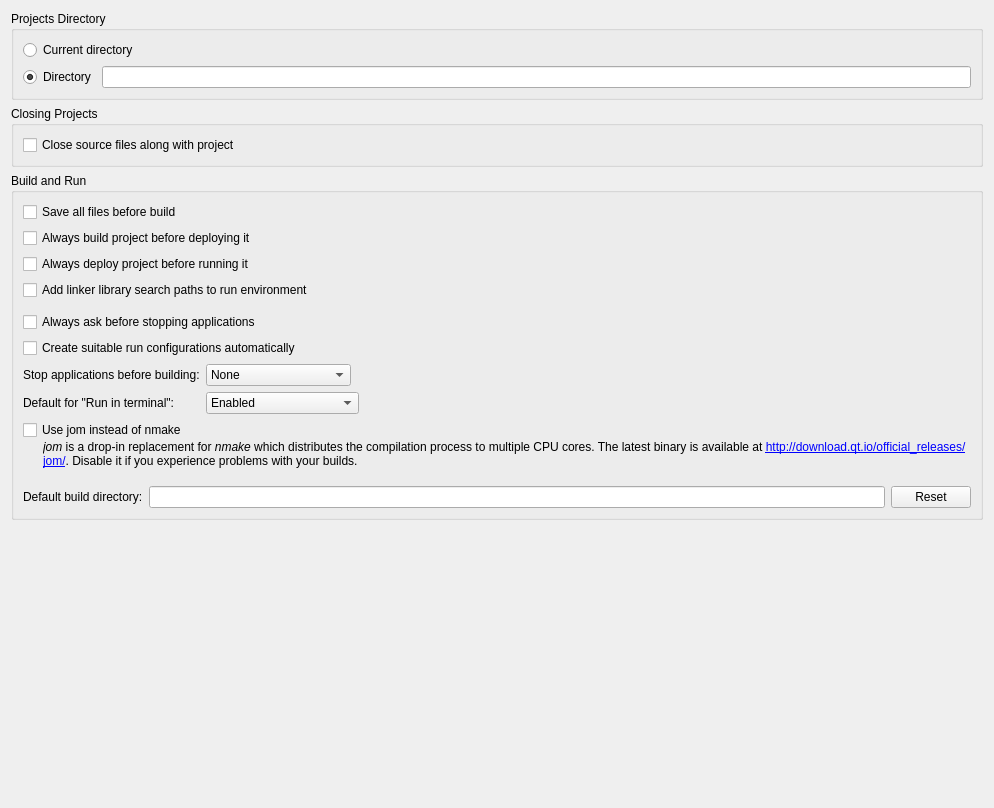
First picture: the form in src/plugins/projectexplorer/projectexplorersettingspage.ui, repository qt-creator/qt-creator, before the edit.
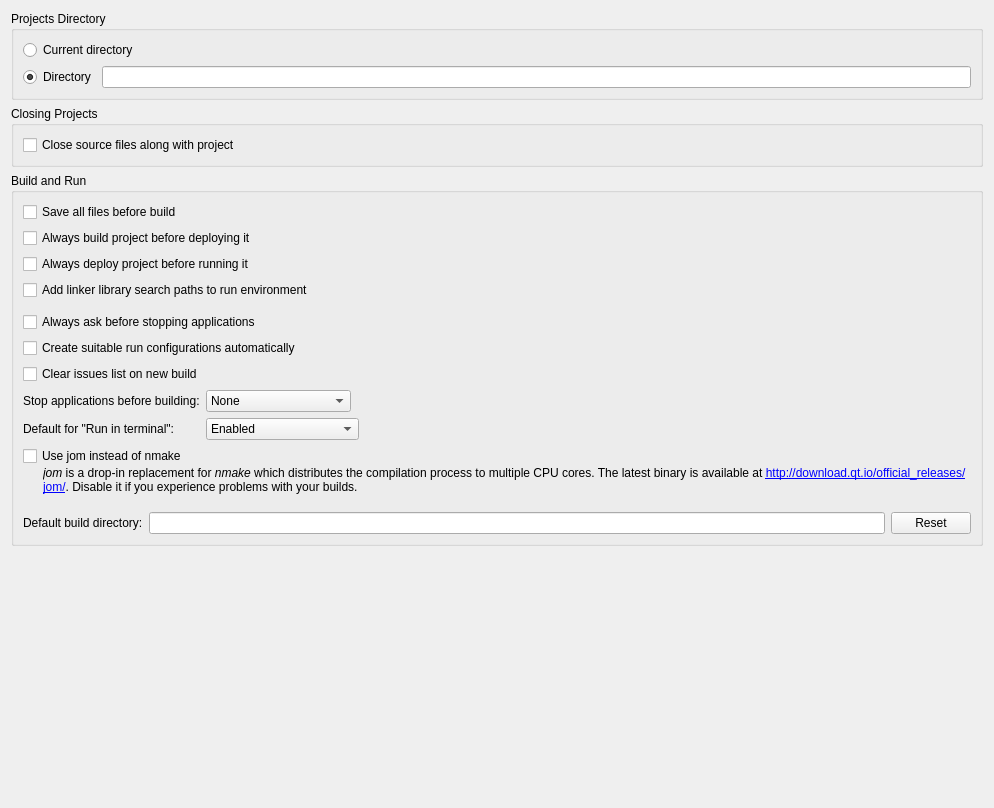
Second picture: the form after the edit. Custom widgets are drawn as their Qt base class.

Commit message:
ProjectExplorer: Make it configurable whether to clear the issues pane
... on a new build.

Fixes: QTCREATORBUG-22478

```diff
--- a/src/plugins/projectexplorer/projectexplorersettingspage.ui
+++ b/src/plugins/projectexplorer/projectexplorersettingspage.ui
@@ -134,6 +134,13 @@
         </property>
        </widget>
       </item>
+      <item>
+       <widget class="QCheckBox" name="clearIssuesCheckBox">
+        <property name="text">
+         <string>Clear issues list on new build</string>
+        </property>
+       </widget>
+      </item>
       <item>
        <layout class="QFormLayout" name="formLayout">
         <item row="0" column="0">
```
Left out of the diff: 1 changed line with no effect on the pictures. The commit also changes 4 other files.
